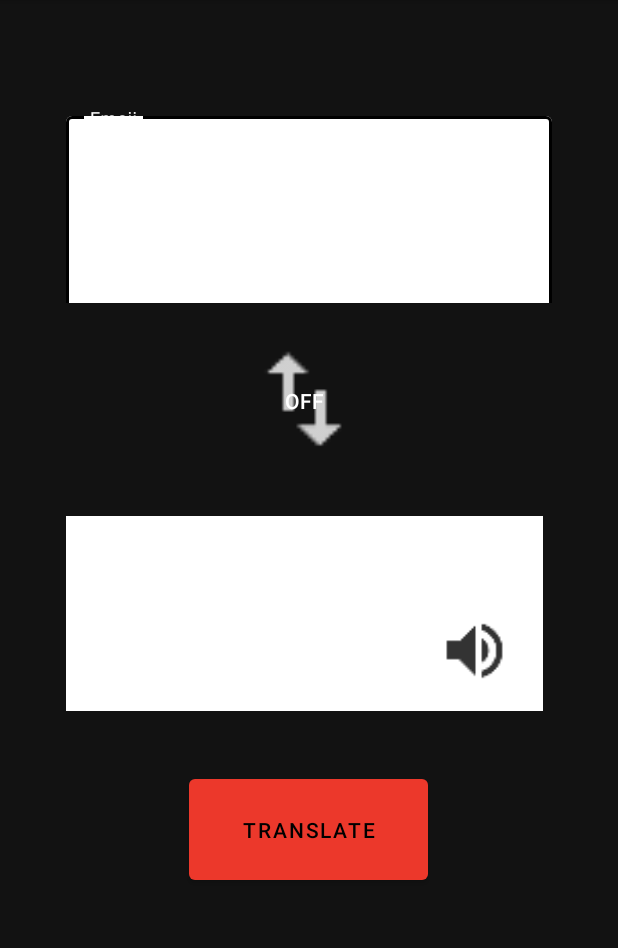
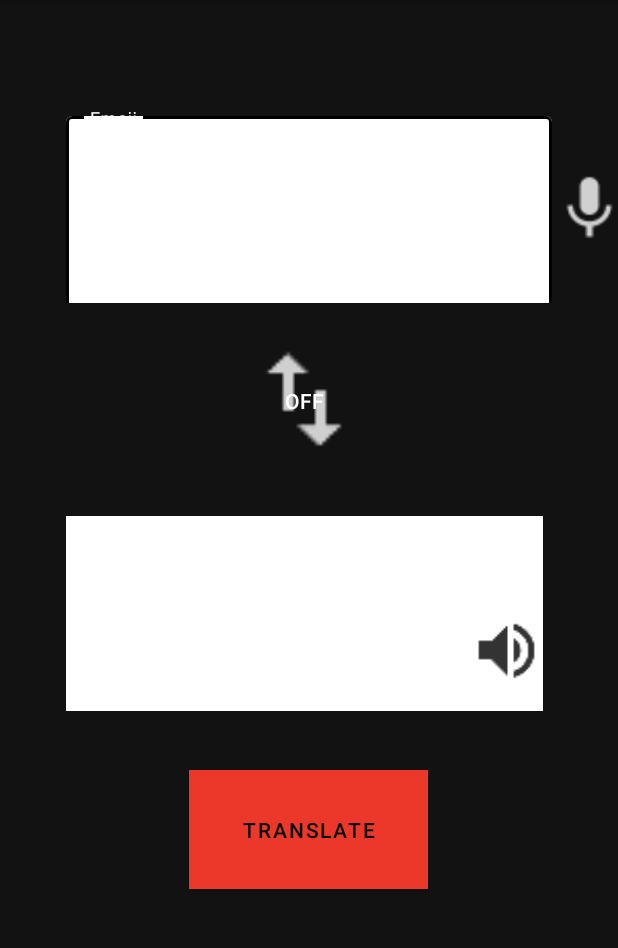
Before and after one commit to nadine193/emoji_translator_android, an Android app: the screen it shows after launch (MainActivity), on a phone screen of 412 x 824 dp, the part 84-1032 px from its top. Run offline under Robolectric (Android 15) with nearby library versions, the phone set to English and light mode, and no system bars.

Commit message:
speech to text implemented speech returns emojis

```diff
--- a/src/main/res/layout/activity_main.xml
+++ b/src/main/res/layout/activity_main.xml
@@ -49,6 +49,7 @@
 
     </com.google.android.material.textfield.TextInputLayout>
 
+
     <ToggleButton
         android:id="@+id/switch_button"
         android:layout_width="86dp"
@@ -58,7 +59,6 @@
         android:layout_marginTop="24dp"
         android:background="@drawable/ic_swap_white"
         android:contentDescription="@string/switch_button"
-
         app:layout_constraintStart_toStartOf="parent"
         app:layout_constraintTop_toBottomOf="@+id/inputTextField" />
 
@@ -97,11 +97,12 @@
             android:layout_alignRight="@+id/outputTextField"
             android:layout_alignParentBottom="true"
             android:layout_marginTop="65dp"
-            android:layout_marginRight="20dp"
+            android:layout_marginEnd="-1dp"
+            android:layout_marginRight="-1dp"
             android:layout_marginBottom="15dp"
-            android:visibility="visible"
+            android:contentDescription="@string/textToSpeech"
             android:src="@drawable/ic_tts_2"
-            android:contentDescription="@string/textToSpeech"/>
+            android:visibility="visible" />
 
     </RelativeLayout>
 
@@ -113,8 +114,23 @@
         android:layout_marginLeft="126dp"
         android:layout_marginTop="39dp"
         android:text="@string/translate_button"
+        android:background="@color/colorPrimary"
         app:layout_constraintStart_toStartOf="parent"
         app:layout_constraintTop_toBottomOf="@+id/relativeLayout" />
 
+    <ImageView
+        android:id="@+id/sttButton"
+        android:layout_width="50dp"
+        android:layout_height="50dp"
+        android:layout_alignEnd="@+id/inputTextField"
+        android:layout_alignRight="@+id/inputTextField"
+        android:layout_alignParentBottom="true"
+        android:layout_marginTop="114dp"
+        android:contentDescription="@string/textToSpeech"
+        android:src="@drawable/ic_stt"
+        android:visibility="visible"
+        app:layout_constraintStart_toEndOf="@+id/inputTextField"
+        app:layout_constraintTop_toBottomOf="@+id/appBarLayout" />
+
 
 </androidx.constraintlayout.widget.ConstraintLayout>
```
Also changed, not shown: src/main/java/com/example/emojitranslator/MainActivity.java (+47 -2 lines), src/main/res/drawable-hdpi/ic_stt.png (added), src/main/res/drawable-mdpi/ic_stt.png (added), src/main/res/drawable-xhdpi/ic_stt.png (added), src/main/res/drawable-xxhdpi/ic_stt.png (added), src/main/res/drawable-xxxhdpi/ic_stt.png (added), 1 other file.
